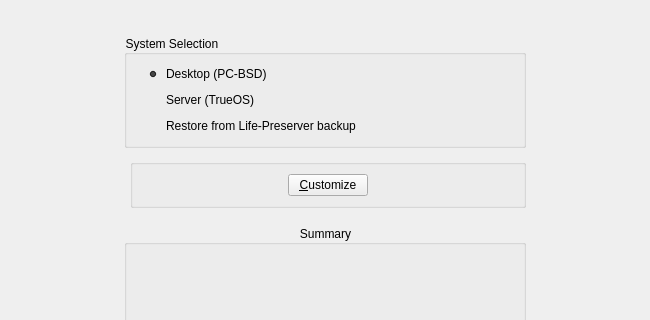
trueos/pcbsd, file src-qt4/pc-installgui/installer.ui: the form before one commit; both pictures show x 0 to 650 and y 0 to 320 of the 650 by 542 pixel window.
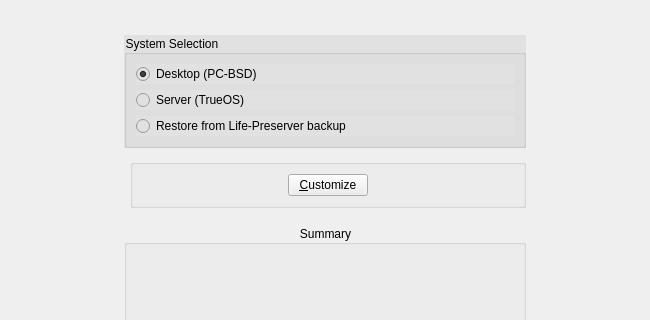
The form after the commit. The open tabs and pages were chosen to show the change. Icons and pictures are not drawn.

Commit message: Fix the visibility on the radio buttons for desktop / server / restore functionality

What changed in the file:
```diff
--- a/src-qt4/pc-installgui/installer.ui
+++ b/src-qt4/pc-installgui/installer.ui
@@ -426,14 +426,18 @@
            <bool>false</bool>
           </property>
           <property name="styleSheet">
-           <string notr="true">background: transparent;</string>
+           <string notr="true">background-color: rgb(225, 225, 225);
+alternate-background-color: rgb(210, 210, 210);</string>
           </property>
           <property name="title">
            <string>System Selection</string>
           </property>
           <layout class="QGridLayout" name="gridLayout_5">
-           <item row="0" column="1">
+           <item row="0" column="0">
             <widget class="QRadioButton" name="radioDesktop">
+             <property name="autoFillBackground">
+              <bool>false</bool>
+             </property>
              <property name="text">
               <string>Desktop (PC-BSD)</string>
              </property>
@@ -452,7 +456,7 @@
              </property>
             </widget>
            </item>
-           <item row="1" column="1">
+           <item row="1" column="0">
             <widget class="QRadioButton" name="radioServer">
              <property name="text">
               <string>Server (TrueOS)</string>
@@ -469,23 +473,7 @@
              </property>
             </widget>
            </item>
-           <item row="0" column="0" rowspan="2">
-            <spacer name="horizontalSpacer_26">
-             <property name="orientation">
-              <enum>Qt::Horizontal</enum>
-             </property>
-             <property name="sizeType">
-              <enum>QSizePolicy::Fixed</enum>
-             </property>
-             <property name="sizeHint" stdset="0">
-              <size>
-               <width>10</width>
-               <height>20</height>
-              </size>
-             </property>
-            </spacer>
-           </item>
-           <item row="2" column="1">
+           <item row="2" column="0">
             <widget class="QRadioButton" name="radioRestore">
              <property name="text">
               <string>Restore from Life-Preserver backup</string>
```
Left out of the diff: 2 changed lines with no effect on the pictures.
